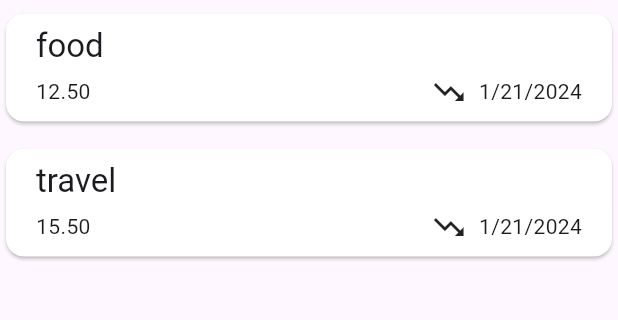
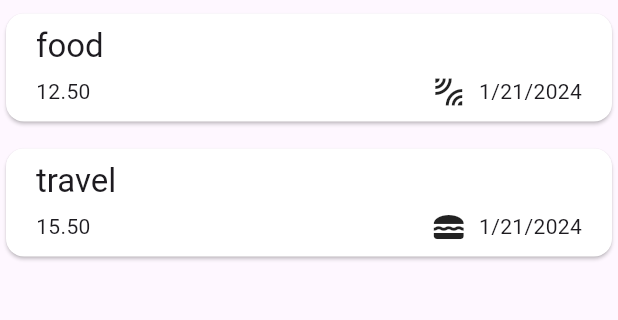
Before and after one commit to dilshan-mp/expence_master, a Flutter app: the screen it shows after launch, on a phone screen of 412 x 824 dp, the part 84-404 px from its top. Run offline on Flutter 3.47's test engine with Material 3 defaults, Android fonts, the phone set to English and light mode, and no system bars.

Commit message:
categeory icons add

```diff
--- a/lib/models/expence.dart
+++ b/lib/models/expence.dart
@@ -1,6 +1,7 @@
 
 
 
+import 'package:flutter/material.dart';
 import 'package:intl/intl.dart';
 import 'package:uuid/uuid.dart';
 
@@ -13,6 +14,15 @@ final fomattedData = DateFormat.yMd();
 
 //enu for category
 enum Category{food,travel,leasure,work}
+
+// ignore: non_constant_identifier_names
+final CategoryIcons = {
+  Category.food : Icons.lunch_dining,
+  Category.travel : Icons.travel_explore,
+  Category.leasure : Icons.leak_add,
+  Category.work : Icons.work
+
+};
 
 //constructor
 class ExpenceModel{
--- a/lib/widgets/expence_tile.dart
+++ b/lib/widgets/expence_tile.dart
@@ -24,7 +24,8 @@ class ExpenceTile extends StatelessWidget {
                           const Spacer(),
                           Row(
                             children: [
-                              const Icon(Icons.trending_down),
+                              Icon(CategoryIcons[expence.category]),
+                              //const Icon(Icons.trending_down),
                               const SizedBox(
                                 width: 8,
                               ),
@@ -36,6 +37,6 @@ class ExpenceTile extends StatelessWidget {
                     ],
                   ),
                 ),
-              );;
+              );
   }
 }
```
